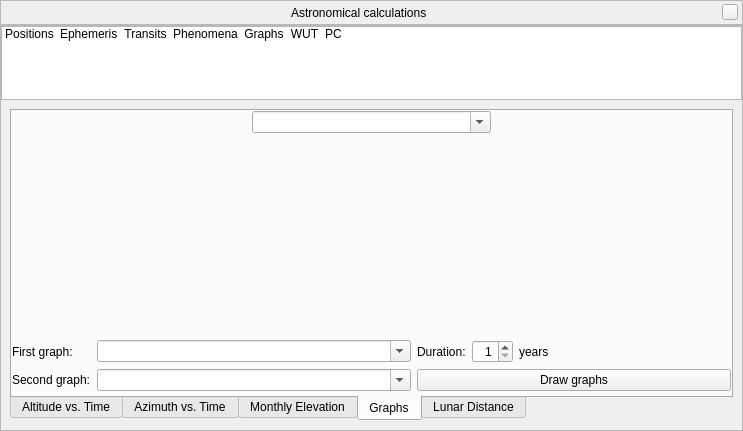
This is src/gui/astroCalcDialog.ui in Stellarium/stellarium as Qt 5 draws it before an edit. The edited form follows.
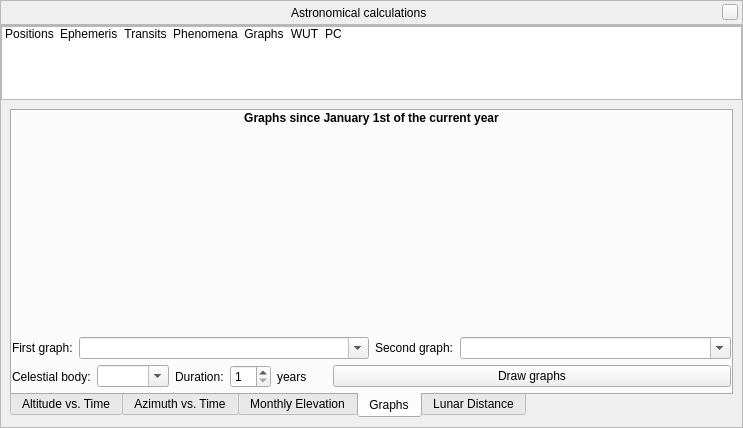
This is the edited form. The open tabs and pages were chosen to show the change. Icons and pictures are not drawn. Custom widgets are drawn as their Qt base class.

What changed in the file:
```diff
--- a/src/gui/astroCalcDialog.ui
+++ b/src/gui/astroCalcDialog.ui
@@ -7,7 +7,7 @@
     <x>0</x>
     <y>0</y>
     <width>743</width>
-    <height>431</height>
+    <height>428</height>
    </rect>
   </property>
   <layout class="QVBoxLayout" name="verticalLayout">
@@ -1580,77 +1580,31 @@
                <number>4</number>
               </property>
               <item row="0" column="0" colspan="2">
-               <layout class="QHBoxLayout" name="horizontalLayout_13">
-                <property name="spacing">
-                 <number>0</number>
+               <widget class="QLabel" name="graphsLabel">
+                <property name="font">
+                 <font>
+                  <weight>75</weight>
+                  <bold>true</bold>
+                 </font>
                 </property>
-                <item>
-                 <spacer name="horizontalSpacer_11">
-                  <property name="orientation">
-                   <enum>Qt::Horizontal</enum>
-                  </property>
-                  <property name="sizeHint" stdset="0">
-                   <size>
-                    <width>40</width>
-                    <height>20</height>
-                   </size>
-                  </property>
-                 </spacer>
-                </item>
-                <item>
-                 <widget class="QComboBox" name="graphsCelestialBodyComboBox">
-                  <property name="sizePolicy">
-                   <sizepolicy hsizetype="MinimumExpanding" vsizetype="Fixed">
-                    <horstretch>0</horstretch>
-                    <verstretch>0</verstretch>
-                   </sizepolicy>
-                  </property>
-                  <property name="editable">
-                   <bool>true</bool>
-                  </property>
-                  <property name="insertPolicy">
-                   <enum>QComboBox::NoInsert</enum>
-                  </property>
-                 </widget>
-                </item>
-                <item>
-                 <spacer name="horizontalSpacer_12">
-                  <property name="orientation">
-                   <enum>Qt::Horizontal</enum>
-                  </property>
-                  <property name="sizeHint" stdset="0">
-                   <size>
-                    <width>40</width>
-                    <height>20</height>
-                   </size>
-                  </property>
-                 </spacer>
-                </item>
-               </layout>
-              </item>
-              <item row="1" column="0" colspan="2">
-               <widget class="QCustomPlot" name="graphsPlot" native="true">
-                <property name="sizePolicy">
-                 <sizepolicy hsizetype="Expanding" vsizetype="Expanding">
-                  <horstretch>0</horstretch>
-                  <verstretch>0</verstretch>
-                 </sizepolicy>
-                </property>
-                <property name="toolTip">
+                <property name="text">
                  <string>Graphs since January 1st of the current year</string>
                 </property>
+                <property name="alignment">
+                 <set>Qt::AlignCenter</set>
+                </property>
                </widget>
               </item>
-              <item row="2" column="0" colspan="2">
-               <layout class="QGridLayout" name="gridLayout_17">
-                <item row="1" column="0">
+              <item row="2" column="1">
+               <layout class="QHBoxLayout" name="horizontalLayout_23">
+                <item>
                  <widget class="QLabel" name="graphsSecondLabel">
                   <property name="text">
                    <string>Second graph:</string>
                   </property>
                  </widget>
                 </item>
-                <item row="1" column="1">
+                <item>
                  <widget class="QComboBox" name="graphsSecondComboBox">
                   <property name="sizePolicy">
                    <sizepolicy hsizetype="Expanding" vsizetype="Fixed">
@@ -1669,33 +1623,72 @@
                   </property>
                  </widget>
                 </item>
-                <item row="0" column="1">
-                 <widget class="QComboBox" name="graphsFirstComboBox">
-                  <property name="sizePolicy">
-                   <sizepolicy hsizetype="Expanding" vsizetype="Fixed">
-                    <horstretch>0</horstretch>
-                    <verstretch>0</verstretch>
-                   </sizepolicy>
-                  </property>
-                  <property name="editable">
-                   <bool>true</bool>
-                  </property>
-                  <property name="insertPolicy">
-                   <enum>QComboBox::NoInsert</enum>
-                  </property>
-                  <property name="sizeAdjustPolicy">
-                   <enum>QComboBox::AdjustToContents</enum>
-                  </property>
-                 </widget>
-                </item>
-                <item row="0" column="0">
+               </layout>
+              </item>
+              <item row="1" column="0" colspan="2">
+               <widget class="QCustomPlot" name="graphsPlot" native="true">
+                <property name="sizePolicy">
+                 <sizepolicy hsizetype="Expanding" vsizetype="Expanding">
+                  <horstretch>0</horstretch>
+                  <verstretch>0</verstretch>
+                 </sizepolicy>
+                </property>
+               </widget>
+              </item>
+              <item row="2" column="0">
+               <layout class="QHBoxLayout" name="horizontalLayout_22">
+                <item>
                  <widget class="QLabel" name="graphsFirstLabel">
                   <property name="text">
                    <string>First graph:</string>
                   </property>
                  </widget>
                 </item>
-                <item row="0" column="2">
+                <item>
+                 <widget class="QComboBox" name="graphsFirstComboBox">
+                  <property name="sizePolicy">
+                   <sizepolicy hsizetype="Expanding" vsizetype="Fixed">
+                    <horstretch>0</horstretch>
+                    <verstretch>0</verstretch>
+                   </sizepolicy>
+                  </property>
+                  <property name="editable">
+                   <bool>true</bool>
+                  </property>
+                  <property name="insertPolicy">
+                   <enum>QComboBox::NoInsert</enum>
+                  </property>
+                  <property name="sizeAdjustPolicy">
+                   <enum>QComboBox::AdjustToContents</enum>
+                  </property>
+                 </widget>
+                </item>
+               </layout>
+              </item>
+              <item row="3" column="0" colspan="2">
+               <layout class="QHBoxLayout" name="horizontalLayout_28">
+                <item>
+                 <layout class="QHBoxLayout" name="horizontalLayout_24">
+                  <item>
+                   <widget class="QLabel" name="graphsCelestialBodyLabel">
+                    <property name="text">
+                     <string>Celestial body:</string>
+                    </property>
+                   </widget>
+                  </item>
+                  <item>
+                   <widget class="QComboBox" name="graphsCelestialBodyComboBox">
+                    <property name="editable">
+                     <bool>true</bool>
+                    </property>
+                    <property name="insertPolicy">
+                     <enum>QComboBox::NoInsert</enum>
+                    </property>
+                   </widget>
+                  </item>
+                 </layout>
+                </item>
+                <item>
                  <layout class="QHBoxLayout" name="horizontalLayout_29">
                   <item>
                    <widget class="QLabel" name="graphsDurationLabel">
@@ -1712,14 +1705,11 @@
                     <property name="toolTip">
                      <string>How many years to display</string>
                     </property>
-                    <property name="alignment">
-                     <set>Qt::AlignRight|Qt::AlignTrailing|Qt::AlignVCenter</set>
-                    </property>
                     <property name="minimum">
                      <number>1</number>
                     </property>
                     <property name="maximum">
-                     <number>50</number>
+                     <number>30</number>
                     </property>
                    </widget>
                   </item>
@@ -1736,7 +1726,7 @@
                      <enum>Qt::Horizontal</enum>
                     </property>
                     <property name="sizeType">
-                     <enum>QSizePolicy::MinimumExpanding</enum>
+                     <enum>QSizePolicy::Fixed</enum>
                     </property>
                     <property name="sizeHint" stdset="0">
                      <size>
@@ -1748,7 +1738,7 @@
                   </item>
                  </layout>
                 </item>
-                <item row="1" column="2">
+                <item>
                  <widget class="QPushButton" name="drawGraphsPushButton">
                   <property name="sizePolicy">
                    <sizepolicy hsizetype="Expanding" vsizetype="Fixed">
@@ -1847,52 +1837,11 @@
         </widget>
         <widget class="QWidget" name="stackedWidgetPage6">
          <layout class="QGridLayout" name="gridLayout">
-          <item row="0" column="0" rowspan="3">
-           <layout class="QVBoxLayout" name="verticalLayout_3">
-            <item>
-             <widget class="QLabel" name="label_3">
-              <property name="text">
-               <string>Select a category:</string>
-              </property>
-             </widget>
-            </item>
-            <item>
-             <widget class="QListWidget" name="wutCategoryListWidget">
-              <property name="sizePolicy">
-               <sizepolicy hsizetype="Minimum" vsizetype="Expanding">
-                <horstretch>0</horstretch>
-                <verstretch>0</verstretch>
-               </sizepolicy>
-              </property>
-             </widget>
-            </item>
-           </layout>
-          </item>
-          <item row="0" column="1">
-           <layout class="QHBoxLayout" name="horizontalLayout_12">
-            <item>
-             <widget class="QLabel" name="wutTimeIntervalLabel">
-              <property name="text">
-               <string>Show objects which are up:</string>
-              </property>
-             </widget>
-            </item>
-            <item>
-             <widget class="QComboBox" name="wutComboBox"/>
-            </item>
-            <item>
-             <spacer name="horizontalSpacer_10">
-              <property name="orientation">
-               <enum>Qt::Horizontal</enum>
-              </property>
-              <property name="sizeHint" stdset="0">
-               <size>
-                <width>40</width>
-                <height>20</height>
-               </size>
-              </property>
-             </spacer>
-            </item>
+          <item row="1" column="1">
+           <layout class="QHBoxLayout" name="horizontalLayout_13">
+            <property name="spacing">
+             <number>6</number>
+            </property>
             <item>
              <widget class="QLabel" name="label_2">
               <property name="toolTip">
```
Left out of the diff: 438 changed lines with no effect on the pictures.
